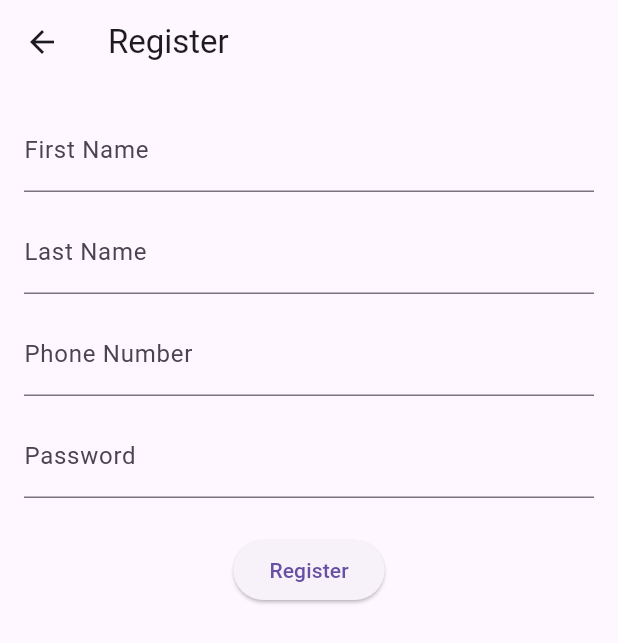
After one commit to omar-vtc/Task, a Flutter app: the screen it shows after launch, after a tap on "Don't have an account? Register", on a phone screen of 412 x 824 dp. The commit adds this screen. Shown: the top 643 px of the screen. Run offline on Flutter 3.47's test engine with Material 3 defaults, Android fonts, the phone set to English and light mode, and no system bars; our stand-ins replace bloc, cross_file, dartz, flutter_bloc, image_picker, shared_preferences.

Commit message:
the registeration is added

```diff
--- a/feeds_app/lib/app/screens/login.dart
+++ b/feeds_app/lib/app/screens/login.dart
@@ -2,6 +2,7 @@ import 'package:feeds_app/app/Auth/bloc/auth_bloc.dart';
 import 'package:feeds_app/app/Auth/bloc/auth_event.dart';
 import 'package:feeds_app/app/Auth/bloc/auth_state.dart';
 import 'package:feeds_app/app/screens/feeds.dart';
+import 'package:feeds_app/app/screens/register.dart';
 import 'package:flutter/material.dart';
 import 'package:flutter_bloc/flutter_bloc.dart';
 
@@ -88,6 +89,18 @@ class _LoginScreenState extends State<LoginScreen> {
                               child: const Text('Login'),
                             ),
                           ),
+                      const SizedBox(height: 16),
+                      TextButton(
+                        onPressed: () {
+                          Navigator.push(
+                            context,
+                            MaterialPageRoute(
+                              builder: (context) => const RegisterScreen(),
+                            ),
+                          );
+                        },
+                        child: const Text("Don't have an account? Register"),
+                      ),
                     ],
                   ),
                 ),
--- /dev/null
+++ b/feeds_app/lib/app/screens/register.dart
@@ -0,0 +1,108 @@
+// lib/app/screens/register.dart
+import 'package:feeds_app/app/Auth/bloc/auth_bloc.dart';
+import 'package:feeds_app/app/Auth/bloc/auth_event.dart';
+import 'package:feeds_app/app/Auth/bloc/auth_state.dart';
+import 'package:flutter/material.dart';
+import 'package:flutter_bloc/flutter_bloc.dart';
+
+class RegisterScreen extends StatefulWidget {
+  const RegisterScreen({super.key});
+
+  @override
+  State<RegisterScreen> createState() => _RegisterScreenState();
+}
+
+class _RegisterScreenState extends State<RegisterScreen> {
+  final _firstNameController = TextEditingController();
+  final _lastNameController = TextEditingController();
+  final _phoneController = TextEditingController();
+  final _passwordController = TextEditingController();
+
+  void _register() {
+    final firstName = _firstNameController.text.trim();
+    final lastName = _lastNameController.text.trim();
+    final phone = _phoneController.text.trim();
+    final password = _passwordController.text.trim();
+
+    if ([firstName, lastName, phone, password].any((e) => e.isEmpty)) {
+      ScaffoldMessenger.of(
+        context,
+      ).showSnackBar(const SnackBar(content: Text('All fields are required')));
+      return;
+    }
+
+    context.read<AuthBloc>().add(
+      RegisterRequested(
+        firstName: firstName,
+        lastName: lastName,
+        phoneNumber: phone,
+        password: password,
+      ),
+    );
+  }
+
+  @override
+  Widget build(BuildContext context) {
+    return Scaffold(
+      appBar: AppBar(title: const Text('Register')),
+      body: SafeArea(
+        child: BlocConsumer<AuthBloc, AuthState>(
+          listener: (context, state) {
+            if (state is Registered) {
+              Future.delayed(const Duration(milliseconds: 100), () {
+                Navigator.pop(context); // go back to LoginScreen
+              });
+            } else if (state is AuthError) {
+              ScaffoldMessenger.of(
+                context,
+              ).showSnackBar(SnackBar(content: Text(state.message)));
+            }
+          },
+          builder: (context, state) {
+            return Padding(
+              padding: const EdgeInsets.all(16.0),
+              child: SingleChildScrollView(
+                child: Column(
+                  children: [
+                    TextField(
+                      controller: _firstNameController,
+                      decoration: const InputDecoration(
+                        labelText: 'First Name',
+                      ),
+                    ),
+                    const SizedBox(height: 12),
+                    TextField(
+                      controller: _lastNameController,
+                      decoration: const InputDecoration(labelText: 'Last Name'),
+                    ),
+                    const SizedBox(height: 12),
+                    TextField(
+                      controller: _phoneController,
+                      keyboardType: TextInputType.phone,
+                      decoration: const InputDecoration(
+                        labelText: 'Phone Number',
+                      ),
+                    ),
+                    const SizedBox(height: 12),
+                    TextField(
+                      controller: _passwordController,
+                      obscureText: true,
+                      decoration: const InputDecoration(labelText: 'Password'),
+                    ),
+                    const SizedBox(height: 24),
+                    state is AuthLoading
+                        ? const CircularProgressIndicator()
+                        : ElevatedButton(
+                          onPressed: _register,
+                          child: const Text('Register'),
+                        ),
+                  ],
+                ),
+              ),
+            );
+          },
+        ),
+      ),
+    );
+  }
+}
--- a/feeds_app/lib/app/widgets/auth_wrapper.dart
+++ b/feeds_app/lib/app/widgets/auth_wrapper.dart
@@ -17,7 +17,9 @@ class AuthWrapper extends StatelessWidget {
       builder: (context, state) {
         if (state is Authenticated) {
           return TabsScreen();
-        } else if (state is AuthInitial || state is AuthError) {
+        } else if (state is AuthInitial ||
+            state is AuthError ||
+            state is Registered) {
           return const LoginScreen();
         } else {
           return const Scaffold(
```
